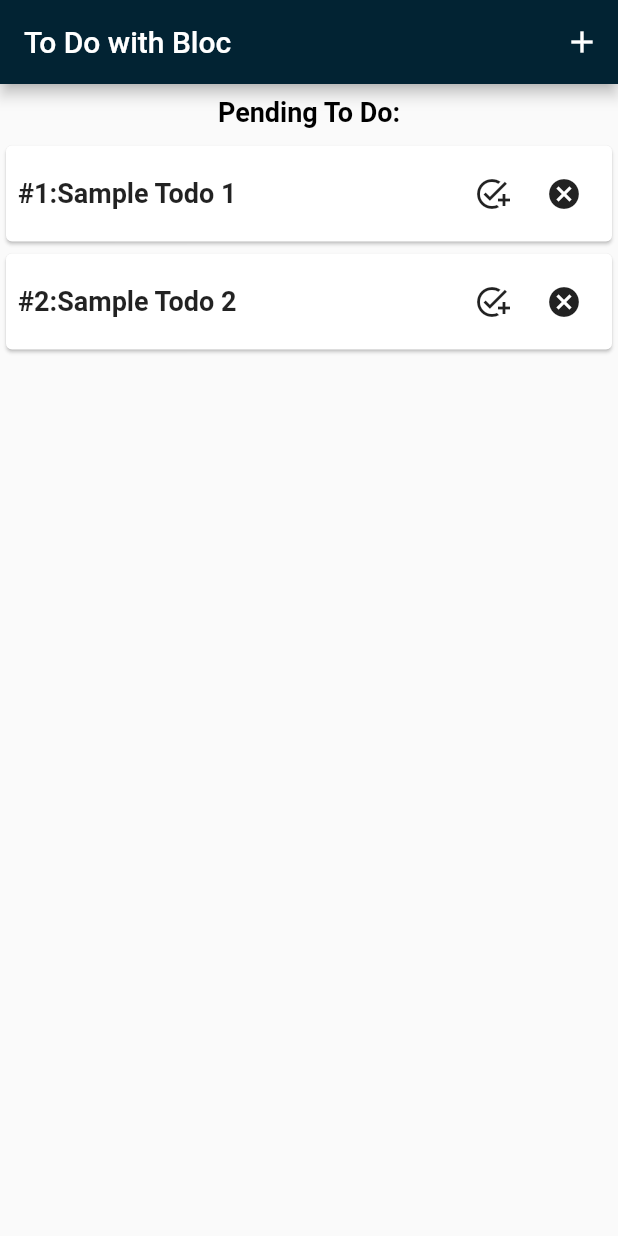
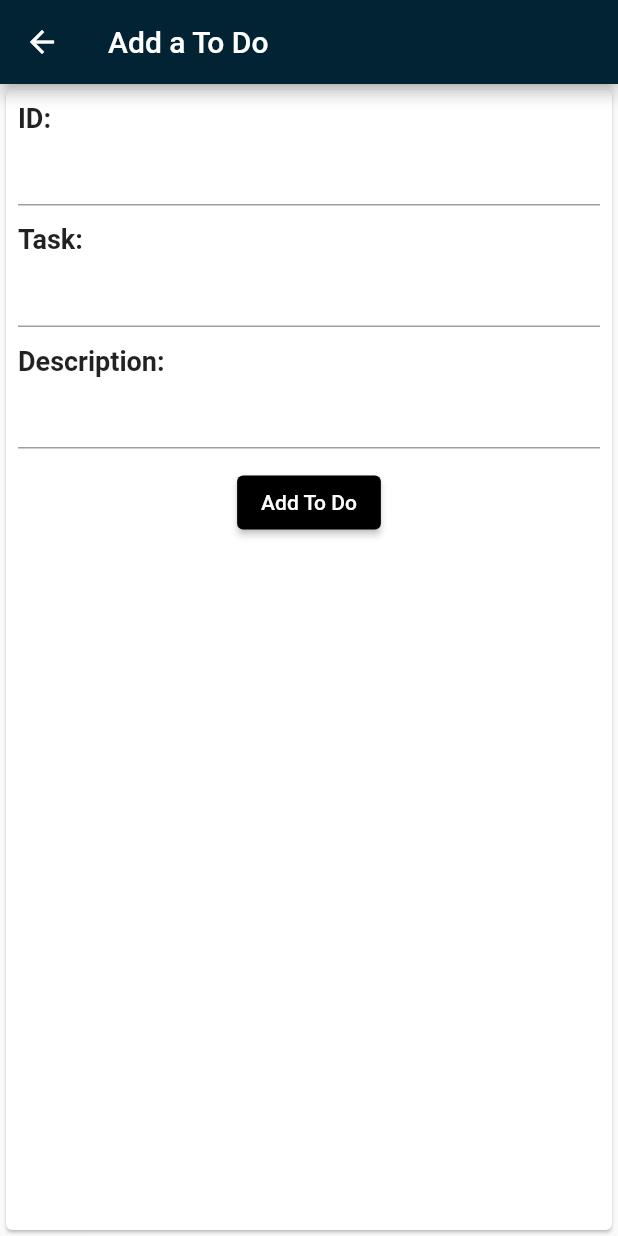
Before and after one commit to Surayya-code/todoAppWithBloc, a Flutter app: the screen it shows after launch, after a tap on the "add" icon, on a phone screen of 412 x 824 dp. Run offline on Flutter 3.47's test engine with Material 2 defaults, Android fonts, the phone set to English and light mode, and no system bars; our stand-ins replace equatable.

Commit message:
addToDoScreen

```diff
--- a/todo_bloc/lib/main.dart
+++ b/todo_bloc/lib/main.dart
@@ -15,7 +15,7 @@ class MyApp extends StatelessWidget {
       title: 'To Do App',
       theme: ThemeData(
         primarySwatch: Colors.blue,
-        primaryColor: Colors.amber,
+        primaryColor: Colors.black,
         appBarTheme: const AppBarTheme(color: Color.fromARGB(255, 2, 35, 51)),
       ),
       home: const HomeScreen(),
--- a/todo_bloc/lib/presentation/screens/add_todo_screen.dart
+++ b/todo_bloc/lib/presentation/screens/add_todo_screen.dart
@@ -0,0 +1,58 @@
+import 'package:flutter/material.dart';
+
+import '../../models/todo_model.dart';
+
+class AddToDoScreen extends StatelessWidget {
+  const AddToDoScreen({super.key});
+
+  @override
+  Widget build(BuildContext context) {
+    TextEditingController controllerId=TextEditingController();
+    TextEditingController controllerTask=TextEditingController();
+    TextEditingController controllerDescription=TextEditingController();
+    return Scaffold(
+      appBar: AppBar(
+        title: const Text('Add a To Do'),
+      ),
+      body: Card(
+        child: Padding(padding: const EdgeInsets.all(8.0),
+        child: Column(
+          children: [
+          _inputField('ID',controllerId),
+          _inputField('Task',controllerTask),
+          _inputField('Description',controllerDescription),
+          ElevatedButton(onPressed: (){
+            var todo=ToDo(
+              id:controllerId.value.text,
+              task:controllerTask.value.text ,
+              description: controllerDescription.value.text,
+            );
+          },
+          style: ElevatedButton.styleFrom(
+            backgroundColor:Theme.of(context).primaryColor,
+          ),
+           child: const Text('Add To Do')),
+        ]),),
+      ),
+    );
+  }
+
+
+}
+Column _inputField(String field,
+   TextEditingController controller) {
+    return Column(
+      mainAxisAlignment: MainAxisAlignment.start,
+      crossAxisAlignment: CrossAxisAlignment.start,
+      children: [
+      Text('$field:',style: const TextStyle(fontSize: 18,fontWeight: FontWeight.bold),),
+      Container(
+        height: 50,
+        margin: const EdgeInsets.only(bottom: 10),
+        width: double.infinity,
+        child: TextFormField(
+          controller: controller,
+        ),
+      ),
+    ],);
+   }
--- a/todo_bloc/lib/presentation/screens/home_screen.dart
+++ b/todo_bloc/lib/presentation/screens/home_screen.dart
@@ -1,6 +1,7 @@
 import 'package:flutter/material.dart';
 
 import '../../models/todo_model.dart';
+import 'add_todo_screen.dart';
 
 class HomeScreen extends StatelessWidget {
   const HomeScreen({super.key});
@@ -12,7 +13,7 @@ class HomeScreen extends StatelessWidget {
         title: const Text('To Do with Bloc'),
         actions: [
           IconButton(onPressed: (){
-            //Navigator.push(context, AddToScreen());
+            Navigator.push(context,  MaterialPageRoute(builder: (context)=>const AddToDoScreen()));
           },
            icon: const Icon(Icons.add)),
         ],
```
